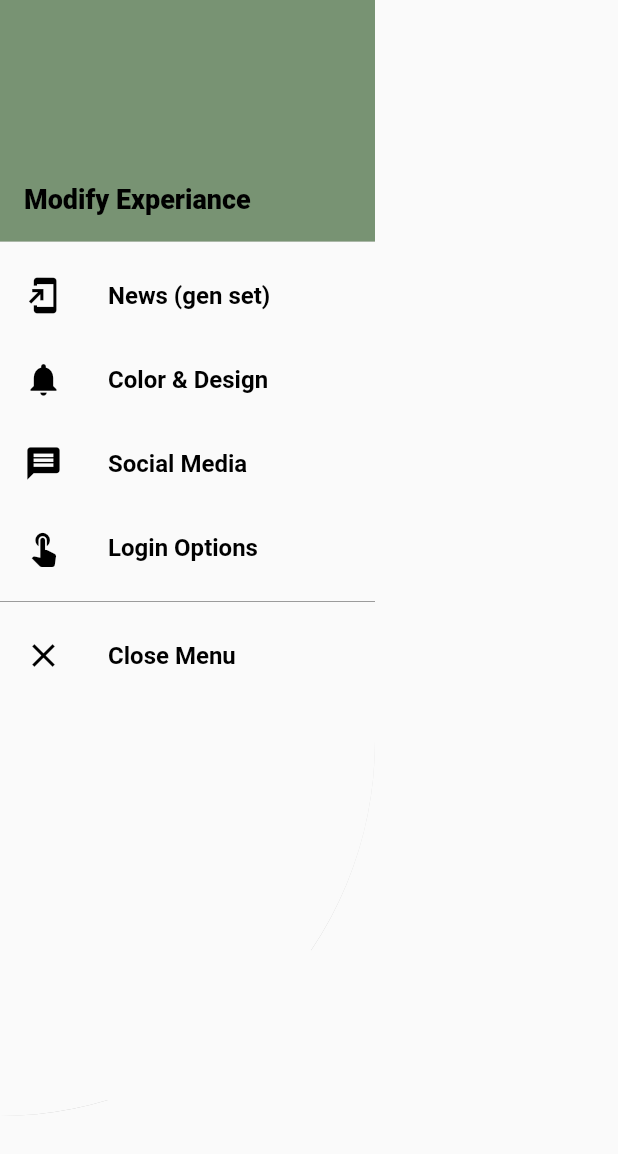
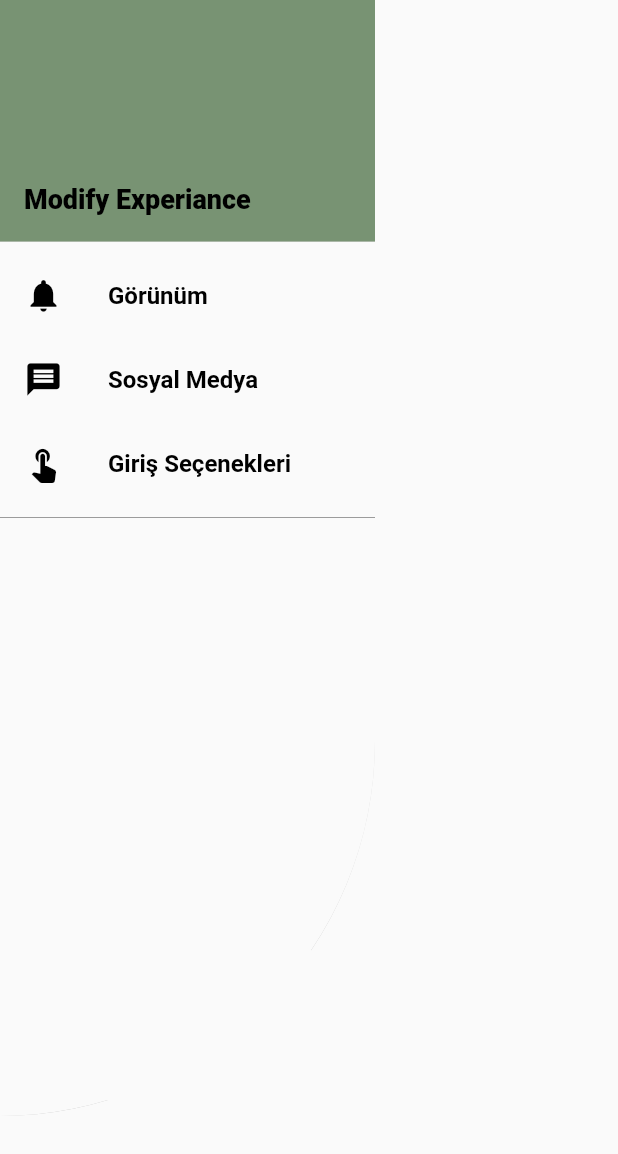
Before and after one commit to ZehraMogulkoc/Pedal_To_Future, a Flutter app: the MyDrawer widget shown alone on an empty page, opened directly, on a phone screen of 412 x 824 dp. Shown: the top 1154 px of the screen. Run offline on Flutter 3.47's test engine with Material 2 defaults, Android fonts, the phone set to English and light mode, and no system bars; our stand-ins replace cloud_firestore, curved_navigation_bar, firebase_auth, firebase_core, flare_flutter, flutter_signin_button and 5 more; missing offline and left inert: flutter_polyline_points, health; accounts and stored records are empty; network calls fail.

Commit message:
Update drawer.dart

```diff
--- a/lib/drawer.dart
+++ b/lib/drawer.dart
@@ -38,30 +38,10 @@ class MyDrawer extends StatelessWidget {
                     ),
                   ),
                 ),
+
                 new ListTile(
                   title: new Text(
-                    'News (gen set)',
-                    style: TextStyle(
-                      fontSize: 16.0,
-                      fontWeight: FontWeight.w600,
-                      color: Colors.black,
-                    ),
-                  ),
-                  onTap: () {
-                    // Update the state of the app
-                    // ...
-                    // Then close the drawer
-                    Navigator.pop(context);
-                  },
-                  leading: new Icon(
-                    Icons.add_to_home_screen,
-                    size: 26.0,
-                    color: Colors.black,
-                  ),
-                ),
-                new ListTile(
-                  title: new Text(
-                'Color & Design',
+                'Görünüm',
                 style: TextStyle(
                   fontSize: 16.0,
                   fontWeight: FontWeight.w600,
@@ -82,7 +62,7 @@ class MyDrawer extends StatelessWidget {
                 ),
                 new ListTile(
                   title: new Text(
-                'Social Media',
+                'Sosyal Medya',
                 style: TextStyle(
                   fontSize: 16.0,
                   fontWeight: FontWeight.w600,
@@ -103,7 +83,7 @@ class MyDrawer extends StatelessWidget {
                 ),
                 new ListTile(
                   title: new Text(
-                'Login Options',
+                'Giriş Seçenekleri',
                 style: TextStyle(
                   fontSize: 16.0,
                   fontWeight: FontWeight.w600,
@@ -125,27 +105,6 @@ class MyDrawer extends StatelessWidget {
                 new Divider(
                   color: Colors.black38,
                 ),
-                new ListTile(
-                  title: new Text(
-                'Close Menu',
-                style: TextStyle(
-                  fontSize: 16.0,
-                  fontWeight: FontWeight.w600,
-                  color: Colors.black,
-                ),
-                  ),
-                  onTap: () {
-                // Update the state of the app
-                // ...
-                // Then close the drawer
-                Navigator.pop(context);
-                  },
-                  leading: new Icon(
-                Icons.close,
-                size: 26.0,
-                color: Colors.black,
-                  ),
-                ),
               ],
             ),
           ),
```
